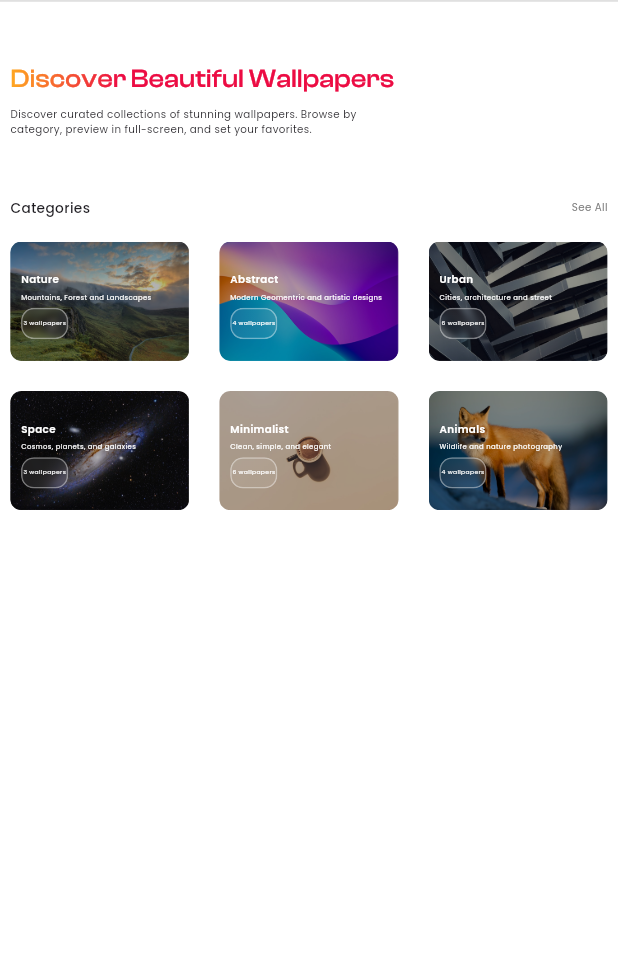
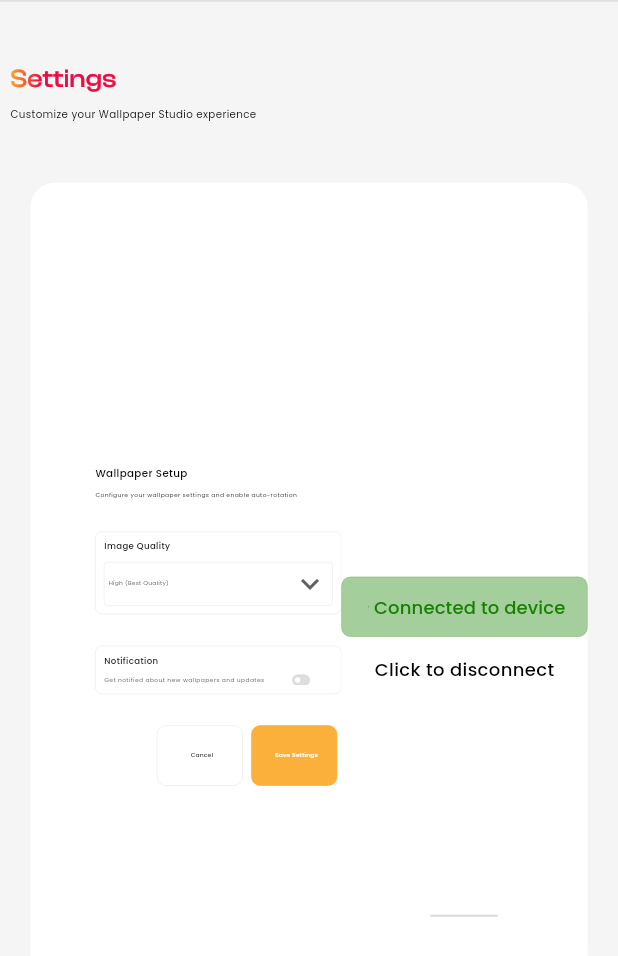
Before and after one commit to McMaurice/wallpaper-studio, a Flutter app: the SettingsScreen screen opened directly, on a phone screen of 412 x 824 dp. Shown: the top 956 px of the screen. Run offline on Flutter 3.47's test engine with Material 3 defaults, Android fonts, the phone set to English and light mode, and no system bars; our stand-ins replace flutter_screenutil, flutter_svg, google_fonts; missing offline and left inert: device_frame.

Commit message:
Settings Screen completed

```diff
--- a/lib/src/core/constants/app_icons.dart
+++ b/lib/src/core/constants/app_icons.dart
@@ -16,4 +16,6 @@ class AppIcons {
   static String open = 'assets/icons/open.svg';
   static String scale = 'assets/icons/scale.svg';
   static String subsettings = 'assets/icons/subsettings.svg';
+  static String link = 'assets/icons/link.svg';
+  static String emptyList = 'assets/icons/empty.svg';
 }
--- a/lib/src/presentation/screens/detail_screen.dart
+++ b/lib/src/presentation/screens/detail_screen.dart
@@ -8,7 +8,7 @@ import 'package:wallpaper_studio/src/core/utilities/icon_helper.dart';
 import 'package:wallpaper_studio/src/models/db.dart';
 import 'package:wallpaper_studio/src/presentation/widgets/custom_buttons.dart';
 import 'package:wallpaper_studio/src/presentation/widgets/custom_divider.dart';
-import 'package:wallpaper_studio/src/presentation/widgets/device_frame.dart';
+import 'package:wallpaper_studio/src/presentation/widgets/iphone15_frame.dart';
 import 'package:wallpaper_studio/src/presentation/widgets/gride_card.dart';
 import 'package:wallpaper_studio/src/presentation/widgets/list_card.dart';
 import 'package:wallpaper_studio/src/presentation/widgets/preview_buttons.dart';
--- a/lib/src/presentation/screens/favourites_screen.dart
+++ b/lib/src/presentation/screens/favourites_screen.dart
@@ -1,18 +1,26 @@
 import 'package:flutter/material.dart';
 import 'package:flutter_screenutil/flutter_screenutil.dart';
-import 'package:google_fonts/google_fonts.dart';
+import 'package:flutter_svg/svg.dart';
+import 'package:wallpaper_studio/src/core/constants/app_icons.dart';
+import 'package:wallpaper_studio/src/core/theme/app_colors.dart';
+import 'package:wallpaper_studio/src/core/theme/typograhpy.dart';
 import 'package:wallpaper_studio/src/models/db.dart';
 import 'package:wallpaper_studio/src/presentation/widgets/custom_divider.dart';
 import 'package:wallpaper_studio/src/presentation/widgets/gride_card.dart';
 import 'package:wallpaper_studio/src/presentation/widgets/gradient_text.dart';
 
-class FavouritesScreen extends StatelessWidget {
+class FavouritesScreen extends StatefulWidget {
   const FavouritesScreen({super.key});
 
   @override
+  State<FavouritesScreen> createState() => _FavouritesScreenState();
+}
+
+class _FavouritesScreenState extends State<FavouritesScreen> {
+  @override
   Widget build(BuildContext context) {
     return Scaffold(
-      backgroundColor: const Color(0xFFF5F5F5),
+      backgroundColor: AppColors.primaryAccent,
       body: Stack(
         children: [
           CustomDivider(),
@@ -23,57 +31,46 @@ class FavouritesScreen extends StatelessWidget {
                 crossAxisAlignment: CrossAxisAlignment.start,
                 children: [
                   SizedBox(height: 30.h),
-                  GradientText(text: 'Discover Beautiful Wallpapers'),
+                  GradientText(text: 'Saved Wallpapers'),
                   SizedBox(height: 8.h),
                   Text(
-                    'Discover curated collections of stunning wallpapers. Browse by \n'
-                    'category, preview in full-screen, and set your favorites.',
-                    style: GoogleFonts.poppins(
-                      fontWeight: FontWeight.w400,
-                      fontSize: 24.sp,
-                    ),
+                    'Your saved wallpapers collection',
+                    style: AppTextStyle.regular(size: 24.sp),
                   ),
                   SizedBox(height: 50.h),
-                  Row(
-                    mainAxisAlignment: MainAxisAlignment.spaceBetween,
+                  favourites.isEmpty
+                      ? Center(
+                          child: Column(
                             children: [
-                      Text(
-                        'Categories',
-                        style: GoogleFonts.poppins(
-                          fontWeight: FontWeight.w500,
-                          fontSize: 32.sp,
-                        ),
-                      ),
-                      Text(
-                        'See All',
-                        style: GoogleFonts.poppins(
-                          fontWeight: FontWeight.w400,
-                          fontSize: 24.sp,
-                          color: const Color.fromRGBO(128, 128, 128, 1),
-                        ),
+                              SvgPicture.asset(
+                                AppIcons.emptyList,
+                                width: 197.w,
+                                height: 185.h,
                               ),
                             ],
                           ),
-                  SizedBox(height: 20.h),
-                  // Fixed Grid Section
-                  GridView.builder(
-                    shrinkWrap: true,
-                    physics: const NeverScrollableScrollPhysics(),
-                    itemCount: categories.length,
+                        )
+                      : GridView.builder(
+                          padding: EdgeInsets.only(right: 16.w),
+                          itemCount: favourites.length,
                           gridDelegate:
-                        const SliverGridDelegateWithFixedCrossAxisCount(
+                              SliverGridDelegateWithFixedCrossAxisCount(
                                 crossAxisCount: 3,
-                          mainAxisSpacing: 20,
-                          crossAxisSpacing: 20,
-                          childAspectRatio: 1.5,
+                                mainAxisSpacing: 20.h,
+                                crossAxisSpacing: 20.w,
+                                childAspectRatio: 0.6,
                               ),
                           itemBuilder: (context, index) {
+                            final formattedName = "Nature ${index + 1}";
                             return GrideCard(
-                        imageUrl: categories[index].imgPath,
-                        name: categories[index].name,
-                        description: categories[index].description,
-                        quantity: categories[index].amount,
-                        forHomeView: true,
+                              imageUrl: favourites[index],
+                              name: formattedName,
+                              onBack: () {
+                                setState(() {
+                                  //  favourites.remove(index);
+                                });
+                              },
+                              forHomeView: false,
                             );
                           },
                         ),
--- a/lib/src/presentation/screens/settings_screen.dart
+++ b/lib/src/presentation/screens/settings_screen.dart
@@ -1,10 +1,13 @@
 import 'package:flutter/material.dart';
 import 'package:flutter_screenutil/flutter_screenutil.dart';
-import 'package:google_fonts/google_fonts.dart';
-import 'package:wallpaper_studio/src/models/db.dart';
+import 'package:wallpaper_studio/src/core/theme/app_colors.dart';
+import 'package:wallpaper_studio/src/core/theme/typograhpy.dart';
+import 'package:wallpaper_studio/src/presentation/widgets/custom_buttons.dart';
 import 'package:wallpaper_studio/src/presentation/widgets/custom_divider.dart';
-import 'package:wallpaper_studio/src/presentation/widgets/gride_card.dart';
+import 'package:wallpaper_studio/src/presentation/widgets/iphone15_frame.dart';
 import 'package:wallpaper_studio/src/presentation/widgets/gradient_text.dart';
+import 'package:wallpaper_studio/src/presentation/widgets/notification_selector.dart';
+import 'package:wallpaper_studio/src/presentation/widgets/picture_quality_dropdown.dart';
 
 class SettingsScreen extends StatelessWidget {
   const SettingsScreen({super.key});
@@ -12,73 +15,105 @@ class SettingsScreen extends StatelessWidget {
   @override
   Widget build(BuildContext context) {
     return Scaffold(
-      backgroundColor: Colors.white70,
+      backgroundColor: AppColors.primaryAccent,
       body: Stack(
         children: [
           CustomDivider(),
-          SingleChildScrollView(
-            child: Padding(
+          Padding(
             padding: EdgeInsets.symmetric(horizontal: 24.w, vertical: 20.h),
             child: Column(
               crossAxisAlignment: CrossAxisAlignment.start,
               children: [
                 SizedBox(height: 30.h),
-                  GradientText(text: 'Discover Beautiful Wallpapers'),
+                GradientText(text: 'Settings'),
                 SizedBox(height: 8.h),
                 Text(
-                    'Discover curated collections of stunning wallpapers. Browse by \n'
-                    'category, preview in full-screen, and set your favorites.',
-                    style: GoogleFonts.poppins(
-                      fontWeight: FontWeight.w400,
-                      fontSize: 24.sp,
+                  'Customize your Wallpaper Studio experience',
+                  style: AppTextStyle.regular(size: 24.sp),
+                ),
+                SizedBox(height: 50.h),
+                Expanded(
+                  child: Padding(
+                    padding: EdgeInsets.symmetric(horizontal: 47.w),
+                    child: Container(
+                      decoration: BoxDecoration(
+                        borderRadius: BorderRadius.circular(16),
+                        color: AppColors.primaryColor,
+                      ),
+                      child: Row(
+                        children: [
+                          SizedBox(width: 151.w),
+                          Expanded(
+                            child: Column(
+                              mainAxisAlignment: MainAxisAlignment.center,
+                              crossAxisAlignment: CrossAxisAlignment.start,
+                              children: [
+                                SizedBox(width: 151.sp),
+                                Text(
+                                  "Wallpaper Setup",
+                                  style: AppTextStyle.medium(size: 24.sp),
+                                ),
+                                SizedBox(height: 8.h),
+                                Text(
+                                  "Configure your wallpaper settings and enable auto-rotation",
+                                  style: AppTextStyle.regular(size: 14.sp),
+                                ),
+                                SizedBox(height: 26.h),
+                                const ImageQualityDropdown(),
+                                SizedBox(height: 26.h),
+                                const NotificationSelector(),
+                                SizedBox(height: 26.h),
+                                Row(
+                                  mainAxisAlignment: MainAxisAlignment.end,
+                                  children: [
+                                    SizedBox(
+                                      height: 50.h,
+                                      width: 200.w,
+                                      child: CustomButton(
+                                        text: 'Cancel',
+                                        forgroundColor: Colors.black,
+                                        textSize: 14.sp,
                                       ),
                                     ),
-                  SizedBox(height: 50.h),
-                  Row(
-                    mainAxisAlignment: MainAxisAlignment.spaceBetween,
-                    children: [
-                      Text(
-                        'Categories',
-                        style: GoogleFonts.poppins(
-                          fontWeight: FontWeight.w500,
-                          fontSize: 32.sp,
+                                    SizedBox(width: 20.w),
+                                    SizedBox(
+                                      height: 50.h,
+                                      width: 200.w,
+                                      child: CustomButton(
+                                        text: 'Save Settings',
+                                        forgroundColor: AppColors.primaryColor,
+                                        textSize: 14.sp,
+                                        backgroundColor:
+                                            AppColors.secondaryAccent,
                                       ),
                                     ),
-                      Text(
-                        'See All',
-                        style: GoogleFonts.poppins(
-                          fontWeight: FontWeight.w400,
-                          fontSize: 24.sp,
-                          color: const Color.fromRGBO(128, 128, 128, 1),
+                                    SizedBox(width: 10.w),
+                                  ],
+                                ),
+                              ],
+                            ),
+                          ),
+
+                          Expanded(
+                            flex: 1,
+                            child: Column(
+                              mainAxisAlignment: MainAxisAlignment.center,
+                              children: [
+                                SizedBox(
+                                  height: 524.h,
+                                  width: 258,
+                                  child: Iphone15Frame(),
+                                ),
+                              ],
                             ),
                           ),
                         ],
                       ),
-                  SizedBox(height: 20.h),
-                  // Fixed Grid Section
-                  GridView.builder(
-                    shrinkWrap: true,
-                    physics: const NeverScrollableScrollPhysics(),
-                    itemCount: categories.length,
-                    gridDelegate:
-                        const SliverGridDelegateWithFixedCrossAxisCount(
-                          crossAxisCount: 3,
-                          mainAxisSpacing: 20,
-                          crossAxisSpacing: 20,
-                          childAspectRatio: 1.5,
                     ),
-                    itemBuilder: (context, index) {
-                      return GrideCard(
-                        imageUrl: categories[index].imgPath,
-                        name: categories[index].name,
-                        description: categories[index].description,
-                        quantity: categories[index].amount, forHomeView: true,
-                      );
-                    },
                   ),
-                  SizedBox(height: 50.h),
+                ),
+                SizedBox(height: 118.h),
               ],
-              ),
             ),
           ),
         ],
--- a/lib/src/presentation/widgets/device_frame.dart
+++ b/lib/src/presentation/widgets/iphone15_frame.dart
@@ -2,16 +2,20 @@ import 'package:flutter/material.dart';
 import 'package:device_frame/device_frame.dart';
 import 'package:flutter_screenutil/flutter_screenutil.dart';
 import 'package:flutter_svg/svg.dart';
+import 'package:wallpaper_studio/src/core/constants/app_icons.dart';
+import 'package:wallpaper_studio/src/core/theme/app_colors.dart';
+import 'package:wallpaper_studio/src/core/theme/typograhpy.dart';
+import 'package:wallpaper_studio/src/presentation/widgets/custom_buttons.dart';
 
 class Iphone15Frame extends StatefulWidget {
-  final ImageProvider image;
+  final ImageProvider? image;
   final BoxFit fit;
   final bool showFrame;
   final Orientation orientation;
 
   const Iphone15Frame({
     super.key,
-    required this.image,
+    this.image,
     this.fit = BoxFit.cover,
     this.showFrame = true,
     this.orientation = Orientation.portrait,
@@ -31,14 +35,42 @@ class _Iphone15FrameState extends State<Iphone15Frame> {
         orientation: widget.orientation,
         screen: Builder(
           builder: (context) {
-            return SizedBox(
+            return Container(
+              color: AppColors.primaryColor,
               width: double.infinity,
               height: double.infinity,
               child: Stack(
                 children: [
-                  Positioned.fill(
-                    child: Image(image: widget.image, fit: widget.fit),
-                  ),
+                  widget.image != null
+                      ? Positioned.fill(
+                          child: Image(image: widget.image!, fit: widget.fit),
+                        )
+                      : Column(
+                          mainAxisAlignment: MainAxisAlignment.center,
+                          children: [
+                            CustomButton(
+                              text: 'Connected to device',
+                              textSize: 12,
+                              forgroundColor: Color(0xFF168200),
+                              icon: AppIcons.link,
+                              iconSize: 15.sp,
+                              backgroundColor: Color(
+                                0xFF168200,
+                              ).withAlpha((1 * 100).toInt()),
+                            ),
+                            SizedBox(height: 11.h),
+                            GestureDetector(
+                              onTap: (){},
+                              child: Text(
+                                'Click to disconnect',
+                                style: AppTextStyle.medium(
+                                  size: 12,
+                                  color: Colors.black,
+                                ),
+                              ),
+                            ),
+                          ],
+                        ),
                   Positioned(
                     bottom: 14.h,
                     left: 0.w,
--- /dev/null
+++ b/lib/src/presentation/widgets/notification_selector.dart
@@ -0,0 +1,71 @@
+import 'package:flutter/material.dart';
+import 'package:flutter_screenutil/flutter_screenutil.dart';
+import 'package:wallpaper_studio/src/core/theme/app_colors.dart';
+import 'package:wallpaper_studio/src/core/theme/typograhpy.dart';
+
+class NotificationSelector extends StatefulWidget {
+  const NotificationSelector({super.key});
+
+  @override
+  State<NotificationSelector> createState() => _NotificationSelectorState();
+}
+
+class _NotificationSelectorState extends State<NotificationSelector> {
+  bool isNotifying = false;
+
+  @override
+  Widget build(BuildContext context) {
+    return Container(
+      padding: EdgeInsets.all(20.w),
+      decoration: BoxDecoration(
+        borderRadius: BorderRadius.circular(16.r),
+        border: Border.all(
+          color: AppColors.grey.withAlpha((1 * 100).toInt()),
+          width: 0.5.w,
+        ),
+      ),
+      child: SizedBox(
+        width: 569.w,
+        child: Stack(
+          children: [
+            Column(
+              crossAxisAlignment: CrossAxisAlignment.start,
+              children: [
+                Text('Notification', style: AppTextStyle.medium(size: 20.sp)),
+                SizedBox(height: 8.h),
+                Text(
+                  'Get notified about new wallpapers and updates',
+                  style: AppTextStyle.regular(
+                    size: 14.sp,
+                    color: AppColors.grey,
+                  ),
+                ),
+              ],
+            ),
+            Positioned(
+              right: -9,
+              top: -7,
+              child: Transform.scale(
+                scale: 0.8.sp,
+                child: Switch(
+                  value: isNotifying,
+                  thumbColor: WidgetStateProperty.all(AppColors.primaryColor),
+                  activeTrackColor: AppColors.secondaryColor,
+                  inactiveTrackColor: AppColors.grey.withAlpha(
+                    (1 * 50).toInt(),
+                  ),
+                  trackOutlineWidth: WidgetStateProperty.all(0.5.w),
+                  onChanged: (value) {
+                    setState(() {
+                      isNotifying = value;
+                    });
+                  },
+                ),
+              ),
+            ),
+          ],
+        ),
+      ),
+    );
+  }
+}
--- /dev/null
+++ b/lib/src/presentation/widgets/picture_quality_dropdown.dart
@@ -0,0 +1,80 @@
+import 'package:flutter/material.dart';
+import 'package:flutter_screenutil/flutter_screenutil.dart';
+import 'package:wallpaper_studio/src/core/theme/app_colors.dart';
+import 'package:wallpaper_studio/src/core/theme/typograhpy.dart';
+
+class ImageQualityDropdown extends StatefulWidget {
+  const ImageQualityDropdown({super.key});
+
+  @override
+  State<ImageQualityDropdown> createState() => _ImageQualityDropdownState();
+}
+
+class _ImageQualityDropdownState extends State<ImageQualityDropdown> {
+  String selectedQuality = 'High (Best Quality)';
+  final List<String> qualities = ['Low', 'Medium', 'High (Best Quality)'];
+
+  @override
+  Widget build(BuildContext context) {
+    return Container(
+      padding: EdgeInsets.all(20.w),
+      decoration: BoxDecoration(
+        borderRadius: BorderRadius.circular(16.r),
+        border: Border.all(
+          color: AppColors.grey.withAlpha((1 * 100).toInt()),
+          width: 0.5.w,
+        ),
+      ),
+      child: SizedBox(
+        width: 569.w,
+      child: Column(
+        crossAxisAlignment: CrossAxisAlignment.start,
+        children: [
+          Text('Image Quality', style: AppTextStyle.medium(size: 20.sp)),
+          SizedBox(height: 8.h),
+
+          Container(
+            padding: EdgeInsets.symmetric(horizontal: 10.w),
+            decoration: BoxDecoration(
+              borderRadius: BorderRadius.circular(8.r),
+              border: Border.all(
+                color: AppColors.grey.withAlpha((1 * 100).toInt()),
+                width: 0.5.w,
+              ),
+            ),
+            height: 36.h,
+            alignment: Alignment.center,
+            child: DropdownButtonHideUnderline(
+              child: DropdownButton<String>(
+                value: selectedQuality,
+                icon: const Icon(Icons.keyboard_arrow_down),
+                isExpanded: true,
+                dropdownColor: AppColors.primaryColor,
+                items: qualities.map((quality) {
+                  return DropdownMenuItem<String>(
+                    value: quality,
+                    child: Text(
+                      quality,
+                      style: AppTextStyle.regular(
+                        size: 14.sp,
+                        color: AppColors.grey,
+                      ),
+                    ),
+                  );
+                }).toList(),
+                onChanged: (value) {
+                  if (value != null) {
+                    setState(() {
+                      selectedQuality = value;
+                    });
+                  }
+                },
+              ),
+            ),
+          ),
+        ],
+      ),
+    )
+    );
+  }
+}
```
Also changed, not shown: assets/icons/empty.svg (added), assets/icons/link.svg (added), lib/main.dart (line endings or trailing spaces). Lines whose indentation alone changed are shown as unchanged.
